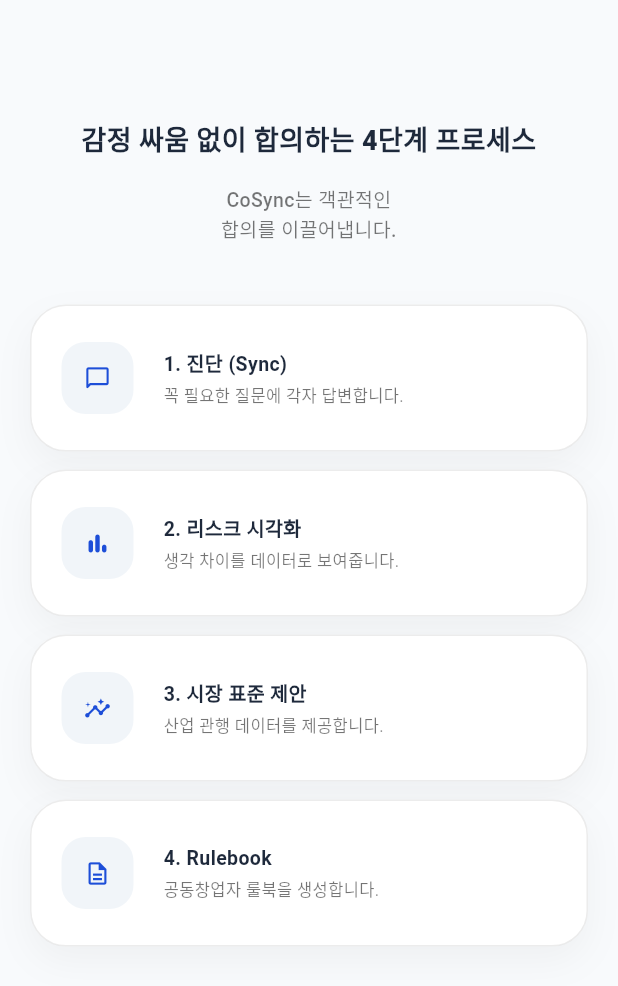
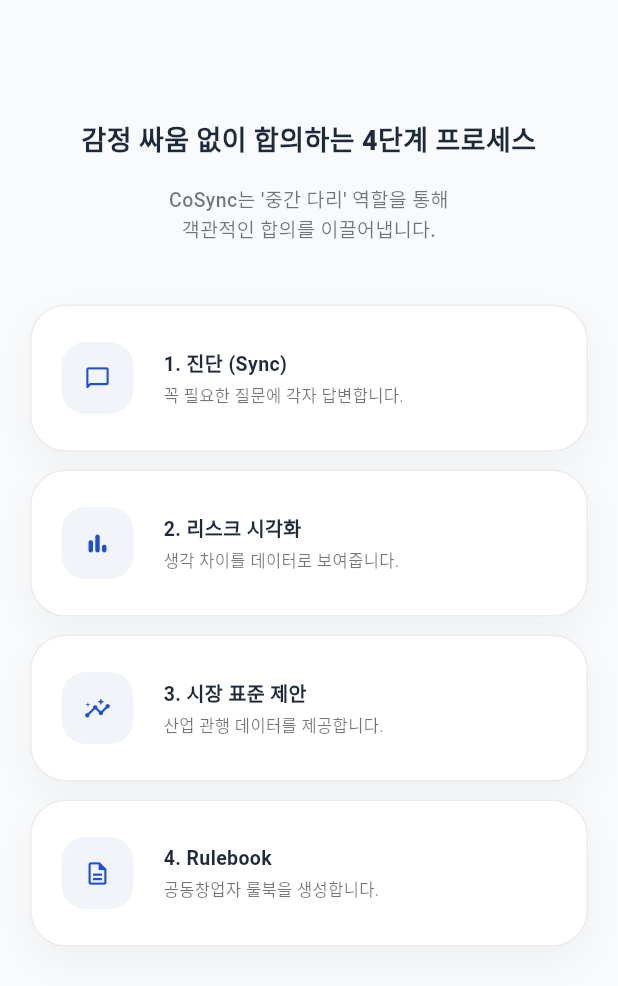
Before and after one commit to jumyeong2/flutter_demo, a Flutter app: the Description4 widget shown alone on an empty page, opened directly, on a phone screen of 412 x 824 dp. Shown: the top 986 px of the screen. Run offline on Flutter 3.47's test engine with Material 3 defaults, Android fonts, the phone set to English and light mode, and no system bars; our stand-ins replace cloud_firestore, firebase_analytics, firebase_auth, firebase_core, get; accounts and stored records are empty; Roboto replaces fonts that are missing (Pretendard).

Commit message:
세션 4 멘트 수정

```diff
--- a/lib/ui/page/landing/widget/description_section4.dart
+++ b/lib/ui/page/landing/widget/description_section4.dart
@@ -32,9 +32,7 @@
           const SizedBox(height: 16),
           Text(
             isSmallScreen
-                ? (isSmallMobile
-                      ? "CoSync는 객관적인 \n합의를 이끌어냅니다."
-                      : "CoSync는 '중간 다리' 역할을 통해 객관적인 \n합의를 이끌어냅니다.")
+                ? "CoSync는 '중간 다리' 역할을 통해 \n객관적인 합의를 이끌어냅니다."
                 : "CoSync는 '중간 다리' 역할을 통해 객관적인 합의를 이끌어냅니다.",
             textAlign: TextAlign.center,
             style: TextStyle(
```
